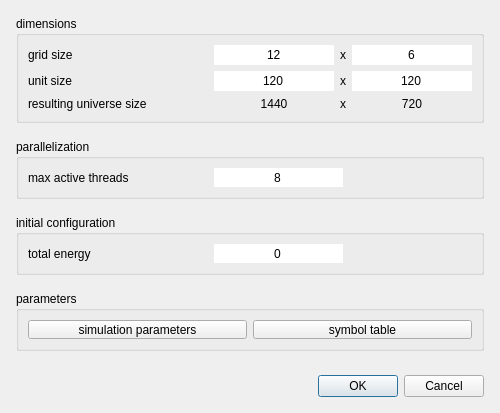
This is source/Gui/Dialogs/NewSimulationDialog.ui in chrxh/alien as Qt 5 draws it before an edit. The edited form follows.
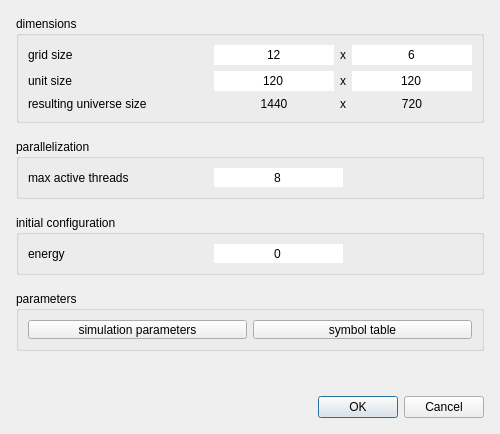
This is the edited form.

What changed in the file:
```diff
--- a/source/Gui/Dialogs/NewSimulationDialog.ui
+++ b/source/Gui/Dialogs/NewSimulationDialog.ui
@@ -7,7 +7,7 @@
     <x>0</x>
     <y>0</y>
     <width>500</width>
-    <height>413</height>
+    <height>434</height>
    </rect>
   </property>
   <property name="minimumSize">
@@ -248,7 +248,7 @@
          </size>
         </property>
         <property name="text">
-         <string>total energy</string>
+         <string>energy</string>
         </property>
        </widget>
       </item>
```
